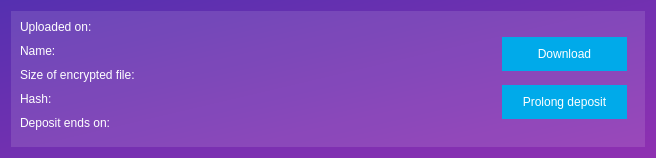
This is memority/ui/file_list_item.ui in Memority/memority as Qt 5 draws it before an edit. The edited form follows.
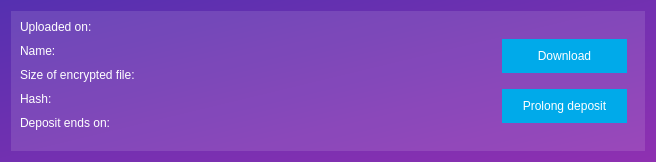
This is the edited form. Icons and pictures are not drawn.

What changed in the file:
```diff
--- a/memority/ui/file_list_item.ui
+++ b/memority/ui/file_list_item.ui
@@ -7,7 +7,7 @@
     <x>0</x>
     <y>0</y>
     <width>656</width>
-    <height>158</height>
+    <height>162</height>
    </rect>
   </property>
   <property name="sizePolicy">
```
